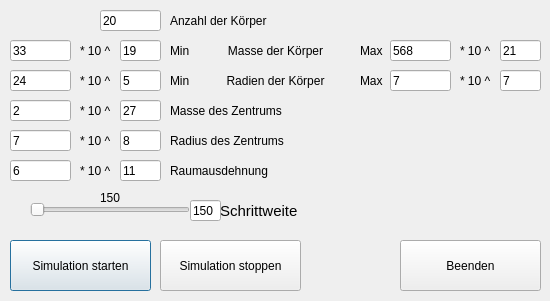
Qt form default/simulator_ui.ui (LarsFle/Prog3) before a commit.
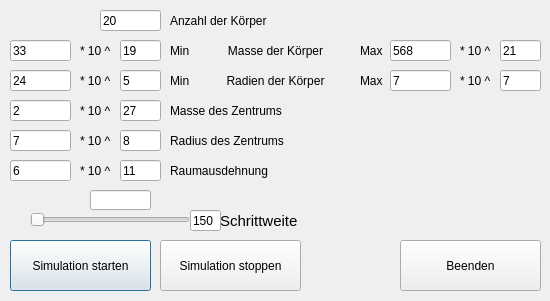
The same form after that commit.

Commit message: slider verbessert

Diff of the .ui file:
```diff
--- a/default/simulator_ui.ui
+++ b/default/simulator_ui.ui
@@ -224,7 +224,7 @@
    <property name="geometry">
     <rect>
      <x>190</x>
-     <y>200</y>
+     <y>210</y>
      <width>31</width>
      <height>21</height>
     </rect>
@@ -240,7 +240,7 @@
    <property name="geometry">
     <rect>
      <x>220</x>
-     <y>190</y>
+     <y>200</y>
      <width>141</width>
      <height>41</height>
     </rect>
@@ -517,32 +517,44 @@
     <string>* 10 ^</string>
    </property>
   </widget>
-  <widget class="QLabel" name="slider_label">
-   <property name="geometry">
-    <rect>
-     <x>100</x>
-     <y>190</y>
-     <width>21</width>
-     <height>16</height>
-    </rect>
-   </property>
-   <property name="text">
-    <string>150</string>
-   </property>
-  </widget>
   <widget class="QSlider" name="slider">
    <property name="geometry">
     <rect>
      <x>30</x>
-     <y>200</y>
+     <y>210</y>
      <width>160</width>
      <height>19</height>
     </rect>
    </property>
+   <property name="maximum">
+    <number>100</number>
+   </property>
    <property name="orientation">
     <enum>Qt::Horizontal</enum>
    </property>
   </widget>
+  <widget class="QLineEdit" name="slider_label">
+   <property name="geometry">
+    <rect>
+     <x>90</x>
+     <y>190</y>
+     <width>61</width>
+     <height>20</height>
+    </rect>
+   </property>
+   <property name="layoutDirection">
+    <enum>Qt::LeftToRight</enum>
+   </property>
+   <property name="inputMethodHints">
+    <set>Qt::ImhPreferNumbers</set>
+   </property>
+   <property name="text">
+    <string/>
+   </property>
+   <property name="alignment">
+    <set>Qt::AlignCenter</set>
+   </property>
+  </widget>
  </widget>
  <resources/>
  <connections/>
```
The commit also changes 1 other file.
